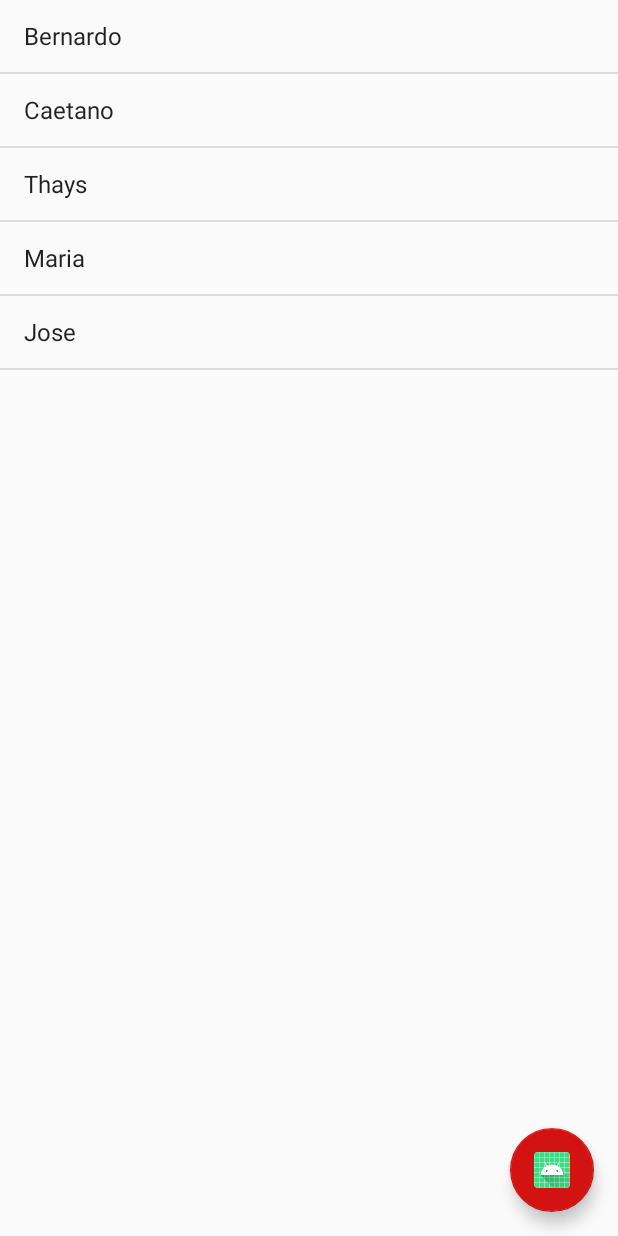
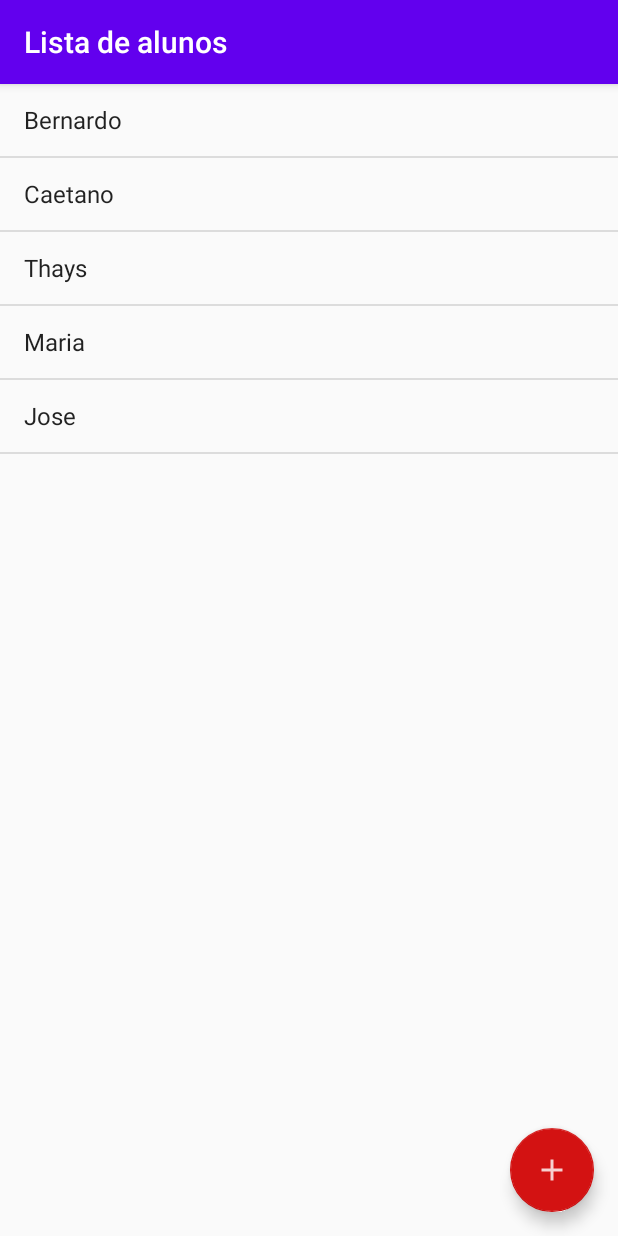
Before and after one commit to jcbeuker/Alura-Android-Agenda, an Android app: the screen it shows after launch (MainActivity), on a phone screen of 412 x 824 dp. Run offline under Robolectric (Android 15) with nearby library versions, the phone set to English and light mode, and no system bars.

Commit message:
Aula 4 - Adicionando ícone e App Bar

```diff
--- a/app/src/main/java/com/example/agenda/MainActivity.java
+++ b/app/src/main/java/com/example/agenda/MainActivity.java
@@ -1,22 +1,23 @@
 package com.example.agenda;
 
-import android.app.Activity;
 import android.os.Bundle;
 import android.widget.ArrayAdapter;
 import android.widget.ListView;
 
 import androidx.annotation.Nullable;
+import androidx.appcompat.app.AppCompatActivity;
 
 import java.util.ArrayList;
 import java.util.Arrays;
 import java.util.List;
 
 
-public class MainActivity extends Activity {
+public class MainActivity extends AppCompatActivity {
     @Override
     protected void onCreate(@Nullable Bundle savedInstanceState) {
         super.onCreate(savedInstanceState);
         setContentView(R.layout.activity_main);
+        setTitle("Lista de alunos");
         List<String> alunos = new ArrayList<>(
                 Arrays.asList("Bernardo", "Caetano", "Thays", "Maria", "Jose"));
               ListView listaDeAlunos =  findViewById(R.id.activity_main_lista_de_alunos);
--- /dev/null
+++ b/app/src/main/res/drawable-anydpi/ic_action_novo_aluno.xml
@@ -0,0 +1,11 @@
+<vector xmlns:android="http://schemas.android.com/apk/res/android"
+    android:width="24dp"
+    android:height="24dp"
+    android:viewportWidth="24"
+    android:viewportHeight="24"
+    android:tint="#FFFFFF"
+    android:alpha="0.8">
+    <path
+        android:fillColor="#FF000000"
+        android:pathData="M19,13h-6v6h-2v-6H5v-2h6V5h2v6h6v2z"/>
+</vector>
--- a/app/src/main/res/layout/activity_main.xml
+++ b/app/src/main/res/layout/activity_main.xml
@@ -21,6 +21,7 @@
         android:layout_margin="16dp"
         android:background="#CD1515"
         android:clickable="true"
+        android:src="@drawable/ic_action_novo_aluno"
         android:focusable="true"
         android:visibility="visible"
         app:backgroundTint="#D31212"
```
Also changed, not shown: app/src/main/res/drawable-hdpi/ic_action_novo_aluno.png (added), app/src/main/res/drawable-mdpi/ic_action_novo_aluno.png (added), app/src/main/res/drawable-xhdpi/ic_action_novo_aluno.png (added), app/src/main/res/drawable-xxhdpi/ic_action_novo_aluno.png (added).
